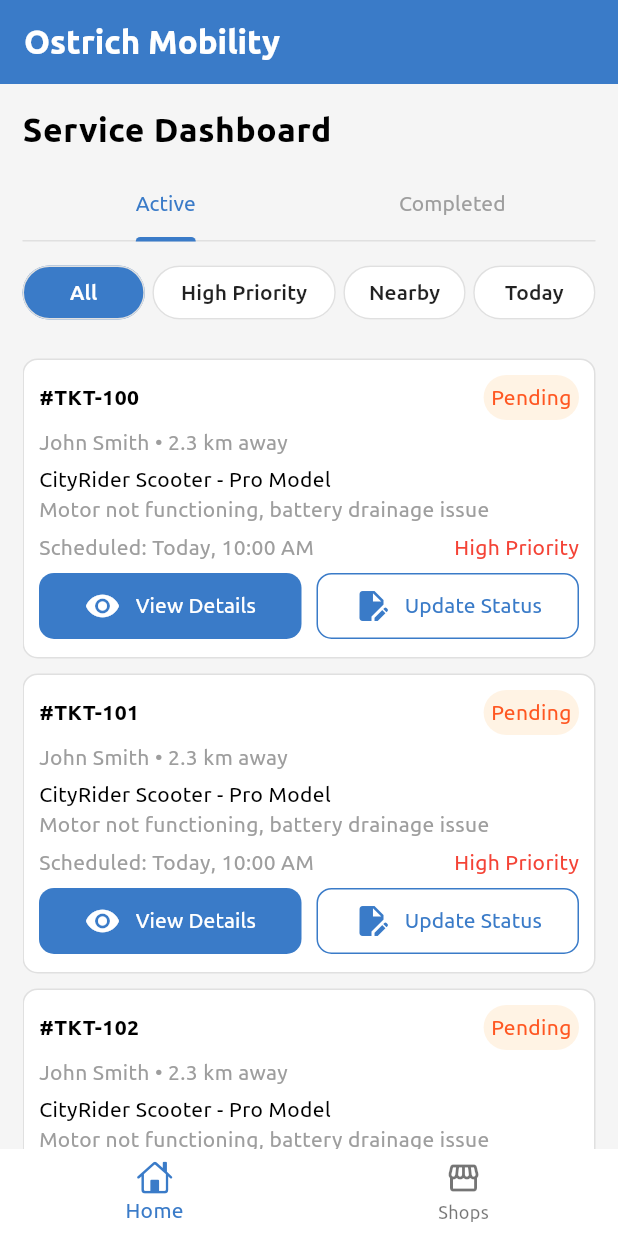
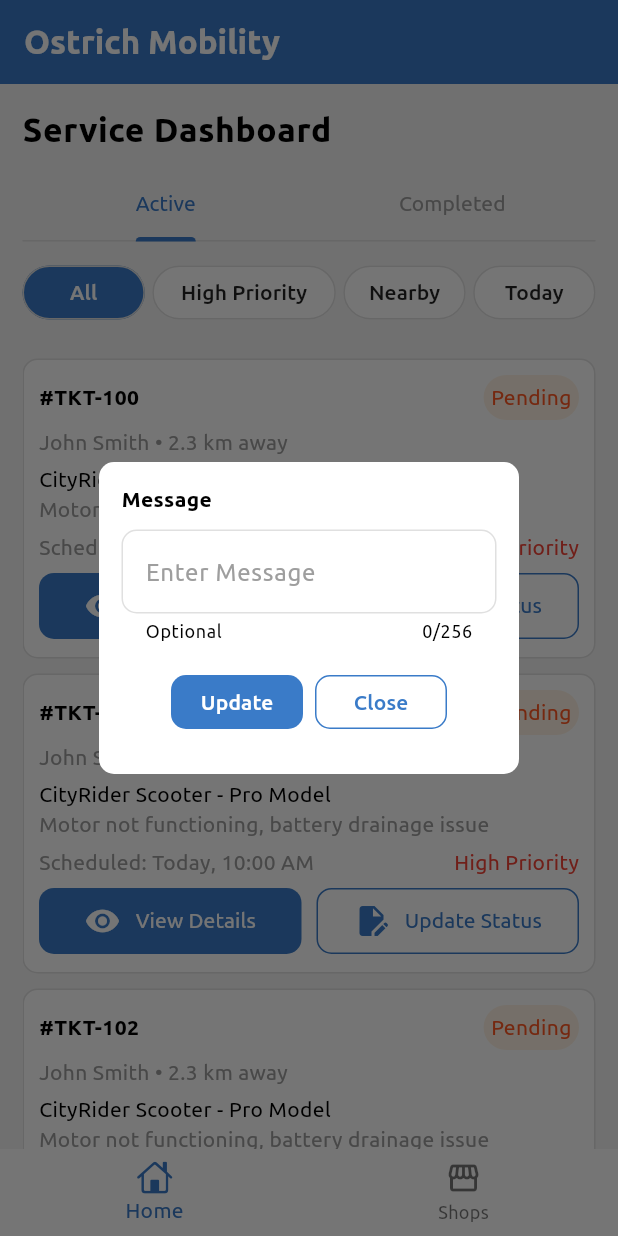
Before and after one commit to viazonetechnologies/ostrich_mobility_service_app, a Flutter app: the screen it shows after launch, after a tap on "Update Status", on a phone screen of 412 x 824 dp. Run offline on Flutter 3.47's test engine with Material 3 defaults, Android fonts, the phone set to English and light mode, and no system bars; our stand-ins replace bloc, dio, equatable, flutter_bloc, flutter_secure_storage, fpdart and 2 more; project files that could hold a hidden picture were left out.

Commit message:
Added ticket details page

```diff
--- a/lib/core/constants/app_icons.dart
+++ b/lib/core/constants/app_icons.dart
@@ -2,6 +2,7 @@ import 'package:flutter/cupertino.dart';
 import 'package:flutter/material.dart';
 
 class AppIcons {
+  static const arrowBackIcon = Icon(Icons.arrow_back);
   static const emailIcon = Icon(Icons.email);
   static const editIcon = Icon(Icons.edit_document);
   static const eyeIcon = Icon(Icons.visibility);
@@ -10,6 +11,7 @@ class AppIcons {
   static const locationIcon = Icon(Icons.location_on);
   static const lockIcon = Icon(Icons.lock);
   static const logoutIcon = Icon(Icons.logout);
+  static const mapIcon = Icon(Icons.map);
   static const personAddIcon = Icon(Icons.person_add_alt_rounded);
   static const personIcon = Icon(Icons.person_rounded);
   static const phoneIcon = Icon(Icons.phone);
--- a/lib/core/constants/app_strings.dart
+++ b/lib/core/constants/app_strings.dart
@@ -2,6 +2,7 @@ class AppStrings {
   static const active = 'Active';
   static const alreadyHaveAnAccount = "Already have an account?";
   static const call = 'Call';
+  static const close = 'Close';
   static const completed = 'Completed';
   static const confirmYourPassword = "Confirm Password";
   static const createAccount = 'Create Account';
@@ -10,6 +11,7 @@ class AppStrings {
   static const enquiry = 'Enquiry';
   static const enterEmail = "Enter Email";
   static const enterFullName = "Enter Fullname";
+  static const enterMessage = 'Enter Message';
   static const enterMobileNumber = "Enter Mobile";
   static const enterPassword = "Enter Password";
   static const enterUsername = "Enter Username";
@@ -20,7 +22,9 @@ class AppStrings {
   static const joinOstrichMobilityToAccessAllOurServicesAndSupport =
       'Join Ostrich Mobility to access all our services and support';
   static const login = "Login";
+  static const message = 'Message';
   static const nearestServiceCenter = 'Nearest Service Center';
+  static const optional = 'Optional';
   static const ostrichMobility = "Ostrich Mobility";
   static const otpVerification = 'OTP Verification';
   static const password = "Password";
@@ -29,8 +33,10 @@ class AppStrings {
   static const shops = 'Shops';
   static const signUp = "Signup";
   static const termsOfService = 'Terms of Service';
+  static const ticketDetails = 'Ticket Details';
   static const tickets = 'Tickets';
   static const viewDetails = 'View Details';
+  static const update = 'Update';
   static const updateStatus = 'Update Status';
   static const username = "Username";
 }
--- /dev/null
+++ b/lib/core/widgets/dialog_close_button_widget.dart
@@ -0,0 +1,23 @@
+import 'package:flutter/material.dart';
+import 'package:ostrich_service/core/constants/app_colors.dart';
+import 'package:ostrich_service/core/constants/app_strings.dart';
+
+class DialogCloseButtonWidget extends StatelessWidget {
+  const DialogCloseButtonWidget({super.key});
+
+  @override
+  Widget build(BuildContext context) {
+    return MaterialButton(
+      elevation: 0.0,
+      shape: RoundedRectangleBorder(
+        borderRadius: BorderRadius.circular(10.0),
+        side: const BorderSide(color: AppColors.primaryColor),
+      ),
+      textColor: AppColors.primaryColor,
+      onPressed: () {
+        Navigator.pop(context);
+      },
+      child: const Text(AppStrings.close),
+    );
+  }
+}
--- /dev/null
+++ b/lib/features/tickets/presentation/providers/tickets_controller_provider.dart
@@ -0,0 +1,12 @@
+import 'package:flutter/material.dart';
+
+class TicketsControllerProvider with ChangeNotifier {
+  TextEditingController updateStatusController = TextEditingController();
+  String get updateStatus => updateStatusController.value.text;
+
+  @override
+  void dispose() {
+    updateStatusController.dispose();
+    super.dispose();
+  }
+}
--- a/lib/features/tickets/presentation/widgets/buttons/update_ticket_status_button_widget.dart
+++ b/lib/features/tickets/presentation/widgets/buttons/update_ticket_status_button_widget.dart
@@ -2,6 +2,9 @@ import 'package:flutter/material.dart';
 import 'package:ostrich_service/core/constants/app_colors.dart';
 import 'package:ostrich_service/core/constants/app_icons.dart';
 import 'package:ostrich_service/core/constants/app_strings.dart';
+import 'package:ostrich_service/features/tickets/presentation/providers/tickets_controller_provider.dart';
+import 'package:ostrich_service/features/tickets/presentation/widgets/dialogs/update_status_dialog_widget.dart';
+import 'package:provider/provider.dart';
 
 class UpdateTicketStatusButtonWidget extends StatelessWidget {
   const UpdateTicketStatusButtonWidget({super.key});
@@ -18,6 +21,13 @@ class UpdateTicketStatusButtonWidget extends StatelessWidget {
       textColor: AppColors.primaryColor,
       onPressed: () {
         // Go to the Details view page for tickets.
+        showDialog(
+          context: context,
+          builder: (context) => ChangeNotifierProvider(
+            create: (context) => TicketsControllerProvider(),
+            child: const UpdateStatusDialogWidget(),
+          ),
+        );
       },
       child: const Row(
         mainAxisAlignment: MainAxisAlignment.center,
--- a/lib/features/tickets/presentation/widgets/buttons/view_service_tickets_details_button_widget.dart
+++ b/lib/features/tickets/presentation/widgets/buttons/view_service_tickets_details_button_widget.dart
@@ -1,7 +1,9 @@
 import 'package:flutter/material.dart';
+import 'package:go_router/go_router.dart';
 import 'package:ostrich_service/core/constants/app_colors.dart';
 import 'package:ostrich_service/core/constants/app_icons.dart';
 import 'package:ostrich_service/core/constants/app_strings.dart';
+import 'package:ostrich_service/routes/nav_routes.dart';
 
 class ViewServiceTicketsDetailsButtonWidget extends StatelessWidget {
   const ViewServiceTicketsDetailsButtonWidget({super.key});
@@ -16,6 +18,7 @@ class ViewServiceTicketsDetailsButtonWidget extends StatelessWidget {
       textColor: Colors.white,
       onPressed: () {
         // Go to the Details view page for tickets
+        GoRouter.of(context).push(NavRoutes.ticketDetailsPage);
       },
       child: const Row(
         mainAxisAlignment: MainAxisAlignment.center,
--- /dev/null
+++ b/lib/features/tickets/presentation/widgets/dialogs/update_status_dialog_widget.dart
@@ -0,0 +1,53 @@
+import 'package:flutter/material.dart';
+import 'package:ostrich_service/core/constants/app_colors.dart';
+import 'package:ostrich_service/core/constants/app_strings.dart';
+import 'package:ostrich_service/core/widgets/dialog_close_button_widget.dart';
+import 'package:ostrich_service/features/tickets/presentation/providers/tickets_controller_provider.dart';
+import 'package:ostrich_service/features/tickets/presentation/widgets/text_fields/update_status_text_field_widget.dart';
+import 'package:provider/provider.dart';
+
+class UpdateStatusDialogWidget extends StatelessWidget {
+  const UpdateStatusDialogWidget({super.key});
+
+  @override
+  Widget build(BuildContext context) {
+    return AlertDialog(
+      actions: [
+        MaterialButton(
+          color: AppColors.primaryColor,
+          elevation: 0.0,
+          shape: RoundedRectangleBorder(
+            borderRadius: BorderRadius.circular(10.0),
+          ),
+          textColor: Colors.white,
+          onPressed: () {
+            final updateMessage = Provider.of<TicketsControllerProvider>(
+              context,
+              listen: false,
+            ).updateStatus;
+            if (updateMessage.isNotEmpty) return;
+            Navigator.pop(context);
+          },
+          child: const Text(AppStrings.update),
+        ),
+        const DialogCloseButtonWidget(),
+      ],
+      actionsAlignment: MainAxisAlignment.center,
+      content: const SingleChildScrollView(
+        child: Column(
+          crossAxisAlignment: CrossAxisAlignment.start,
+          mainAxisSize: MainAxisSize.min,
+          spacing: 10.0,
+          children: [
+            Text(
+              AppStrings.message,
+              style: TextStyle(fontWeight: FontWeight.bold),
+            ),
+            UpdateStatusTextFieldWidget(),
+          ],
+        ),
+      ),
+      contentPadding: const EdgeInsets.all(15.0),
+    );
+  }
+}
--- /dev/null
+++ b/lib/features/tickets/presentation/widgets/text_fields/update_status_text_field_widget.dart
@@ -0,0 +1,25 @@
+import 'package:flutter/material.dart';
+import 'package:ostrich_service/core/constants/app_strings.dart';
+import 'package:ostrich_service/features/tickets/presentation/providers/tickets_controller_provider.dart';
+import 'package:provider/provider.dart';
+
+class UpdateStatusTextFieldWidget extends StatelessWidget {
+  const UpdateStatusTextFieldWidget({super.key});
+
+  @override
+  Widget build(BuildContext context) {
+    return TextField(
+      controller: Provider.of<TicketsControllerProvider>(
+        context,
+        listen: false,
+      ).updateStatusController,
+      decoration: const InputDecoration(
+        helperText: AppStrings.optional,
+        hintText: AppStrings.enterMessage,
+      ),
+      maxLength: 256,
+      maxLines: null,
+      onTapOutside: (_) => FocusManager.instance.primaryFocus?.unfocus(),
+    );
+  }
+}
--- a/lib/routes/app_router.dart
+++ b/lib/routes/app_router.dart
@@ -3,6 +3,7 @@ import 'package:ostrich_service/pages/login_page_widget.dart';
 import 'package:ostrich_service/pages/main_page_widget.dart';
 import 'package:ostrich_service/pages/register_otp_verification_page_widget.dart';
 import 'package:ostrich_service/pages/register_page_widget.dart';
+import 'package:ostrich_service/pages/ticket_details_page_widget.dart';
 import 'package:ostrich_service/routes/nav_routes.dart';
 
 final _router = GoRouter(
@@ -23,6 +24,10 @@ final _router = GoRouter(
       path: NavRoutes.registerOtpPage,
       builder: (context, state) => const RegisterOtpVerificationPageWidget(),
     ),
+    GoRoute(
+      path: NavRoutes.ticketDetailsPage,
+      builder: (context, state) => const TicketDetailsPageWidget(),
+    ),
   ],
 );
 
--- a/lib/routes/nav_routes.dart
+++ b/lib/routes/nav_routes.dart
@@ -3,4 +3,5 @@ class NavRoutes {
   static const loginPage = '/login';
   static const registerPage = '/register';
   static const registerOtpPage = '/register/otp';
+  static const ticketDetailsPage = '/ticket/details';
 }
--- a/pubspec.yaml
+++ b/pubspec.yaml
@@ -44,6 +44,7 @@ dependencies:
   dio: ^5.9.0
   envied: ^1.3.2
   fpdart: ^1.2.0
+  url_launcher: ^6.3.2
 
 dev_dependencies:
   flutter_test:
```
Also changed, not shown: lib/features/service_center/presentation/widgets/list_views/service_locations_list_view_widget.dart (+13 -3 lines), lib/pages/ticket_details_page_widget.dart (added, +38 -0 lines), lib/utils/helpers/platform_helper.dart (+19 -0 lines), pubspec.lock, 3 other files.
